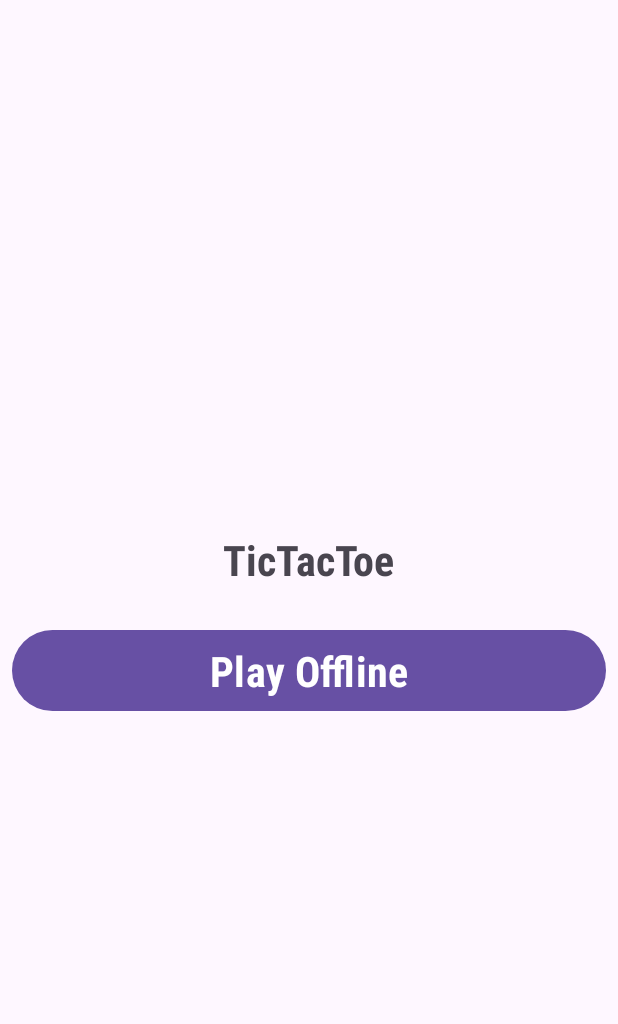
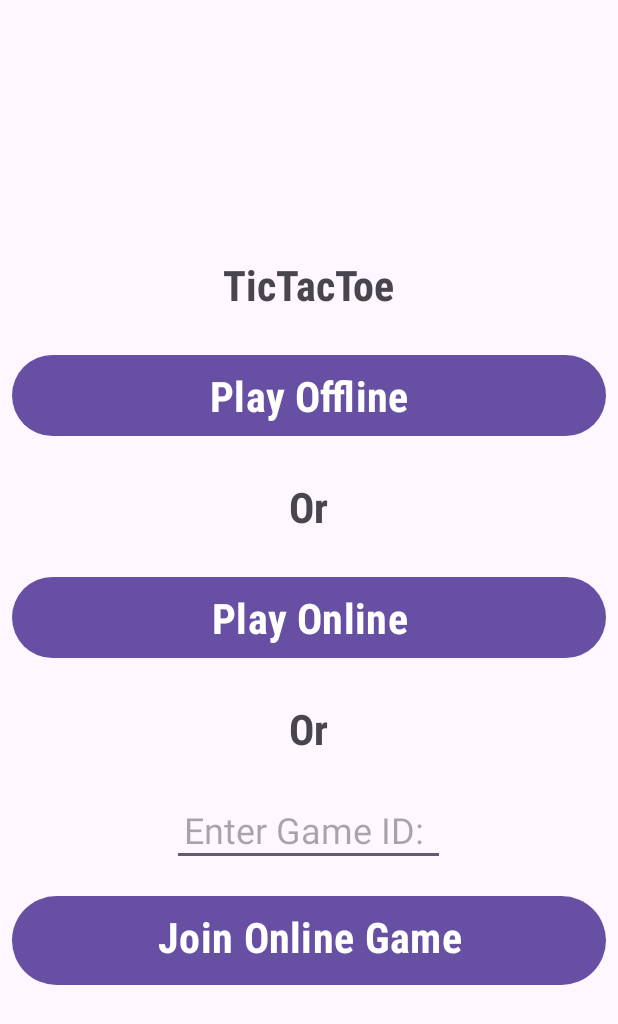
Before and after one commit to DecadeVinhLe/Tictactoe, an Android app: the screen it shows after launch (MainActivity), on a phone screen of 412 x 824 dp. Shown: the top 1024 px of the screen. Run offline under Robolectric (Android 15) with nearby library versions, the phone set to English and light mode, and no system bars.

Commit message:
update layout

```diff
--- a/app/src/main/res/layout/activity_main.xml
+++ b/app/src/main/res/layout/activity_main.xml
@@ -1,6 +1,5 @@
 <?xml version="1.0" encoding="utf-8"?>
 <LinearLayout xmlns:android="http://schemas.android.com/apk/res/android"
-    xmlns:app="http://schemas.android.com/apk/res-auto"
     xmlns:tools="http://schemas.android.com/tools"
     android:layout_width="match_parent"
     android:layout_height="match_parent"
@@ -29,4 +28,56 @@
         android:fontFamily="sans-serif-condensed"
         android:layout_margin="8dp"
         android:padding="8dp"/>
+
+    <TextView
+        android:layout_width="wrap_content"
+        android:layout_height="wrap_content"
+        android:layout_margin="8dp"
+        android:fontFamily="sans-serif-condensed"
+        android:padding="8dp"
+        android:text="Or"
+        android:textSize="28sp"
+        android:textStyle="bold" />
+
+    <Button
+        android:id="@+id/playOfflineBtn"
+        android:layout_width="match_parent"
+        android:layout_height="wrap_content"
+        android:layout_margin="8dp"
+        android:fontFamily="sans-serif-condensed"
+        android:padding="8dp"
+        android:text="@string/play_online"
+        android:textSize="28sp"
+        android:textStyle="bold" />
+
+    <TextView
+        android:layout_width="wrap_content"
+        android:layout_height="wrap_content"
+        android:layout_margin="8dp"
+        android:fontFamily="sans-serif-condensed"
+        android:padding="8dp"
+        android:text="Or"
+        android:textSize="28sp"
+        android:textStyle="bold" />
+
+    <EditText
+        android:id="@+id/game_input_id"
+        android:layout_width="wrap_content"
+        android:layout_height="wrap_content"
+        android:layout_margin="8dp"
+        android:hint="Enter Game ID: "
+        android:inputType="number"
+        android:padding="8dp"
+        android:textSize="24sp" />
+
+    <Button
+        android:id="@+id/playOfflineBtn"
+        android:layout_width="match_parent"
+        android:layout_height="67dp"
+        android:layout_margin="8dp"
+        android:fontFamily="sans-serif-condensed"
+        android:padding="8dp"
+        android:text="@string/join_online"
+        android:textSize="28sp"
+        android:textStyle="bold" />
 </LinearLayout>
--- a/app/src/main/res/values/strings.xml
+++ b/app/src/main/res/values/strings.xml
@@ -4,4 +4,6 @@
     <string name="tic_tac_toe">Tic Tac Toe Online</string>
     <string name="game_not_started">Game not started</string>
     <string name="start_game">Start Game</string>
+    <string name="play_online">Play Online</string>
+    <string name="join_online">Join Online Game\n</string>
 </resources>
```
